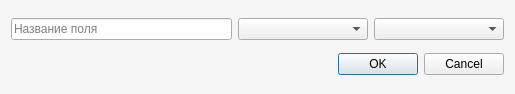
Before: the Qt Designer form ui/PFCreationWindow.ui in lelezard7/IESAA, drawn with Qt 5.
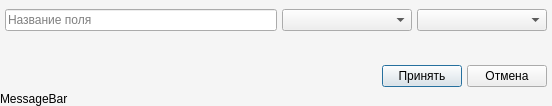
After: the same form once the commit is applied.

What changed in the file:
```diff
--- a/ui/PFCreationWindow.ui
+++ b/ui/PFCreationWindow.ui
@@ -6,8 +6,8 @@
    <rect>
     <x>0</x>
     <y>0</y>
-    <width>515</width>
-    <height>94</height>
+    <width>552</width>
+    <height>106</height>
    </rect>
   </property>
   <property name="windowTitle">
@@ -21,11 +21,74 @@
   <property name="modal">
    <bool>true</bool>
   </property>
+  <layout class="QVBoxLayout" name="verticalLayout_2">
+   <property name="spacing">
+    <number>0</number>
+   </property>
+   <property name="leftMargin">
+    <number>0</number>
+   </property>
+   <property name="topMargin">
+    <number>0</number>
+   </property>
+   <property name="rightMargin">
+    <number>0</number>
+   </property>
+   <property name="bottomMargin">
+    <number>0</number>
+   </property>
+   <item>
+    <layout class="QHBoxLayout" name="horizontalLayout_3">
+     <property name="spacing">
+      <number>5</number>
+     </property>
+     <property name="bottomMargin">
+      <number>5</number>
+     </property>
+     <item>
+      <spacer name="horizontalSpacer_2">
+       <property name="orientation">
+        <enum>Qt::Horizontal</enum>
+       </property>
+       <property name="sizeType">
+        <enum>QSizePolicy::Fixed</enum>
+       </property>
+       <property name="sizeHint" stdset="0">
+        <size>
+         <width>5</width>
+         <height>20</height>
+        </size>
+       </property>
+      </spacer>
+     </item>
+     <item>
   <layout class="QVBoxLayout" name="verticalLayout">
+       <item>
+        <spacer name="verticalSpacer">
+         <property name="orientation">
+          <enum>Qt::Vertical</enum>
+         </property>
+         <property name="sizeType">
+          <enum>QSizePolicy::Fixed</enum>
+         </property>
+         <property name="sizeHint" stdset="0">
+          <size>
+           <width>20</width>
+           <height>9</height>
+          </size>
+         </property>
+        </spacer>
+       </item>
    <item>
     <layout class="QHBoxLayout" name="horizontalLayout">
      <item>
-      <widget class="QLineEdit" name="lineEdit">
+          <widget class="QLineEdit" name="lineEdit_FieldName">
+           <property name="minimumSize">
+            <size>
+             <width>0</width>
+             <height>0</height>
+            </size>
+           </property>
        <property name="placeholderText">
         <string>Название поля</string>
        </property>
@@ -56,19 +119,86 @@
         </size>
        </property>
        <property name="placeholderText">
-        <string>Тип значения</string>
+            <string>Формат записи</string>
        </property>
       </widget>
      </item>
     </layout>
    </item>
    <item>
-    <widget class="QDialogButtonBox" name="buttonBox">
+        <spacer name="verticalSpacer_3">
      <property name="orientation">
+          <enum>Qt::Vertical</enum>
+         </property>
+         <property name="sizeHint" stdset="0">
+          <size>
+           <width>20</width>
+           <height>40</height>
+          </size>
+         </property>
+        </spacer>
+       </item>
+       <item>
+        <layout class="QHBoxLayout" name="horizontalLayout_2">
+         <item>
+          <spacer name="horizontalSpacer">
+           <property name="orientation">
       <enum>Qt::Horizontal</enum>
      </property>
-     <property name="standardButtons">
-      <set>QDialogButtonBox::Cancel|QDialogButtonBox::Ok</set>
+           <property name="sizeHint" stdset="0">
+            <size>
+             <width>40</width>
+             <height>20</height>
+            </size>
+           </property>
+          </spacer>
+         </item>
+         <item>
+          <widget class="QPushButton" name="pushButton_Apply">
+           <property name="text">
+            <string>Принять</string>
+           </property>
+           <property name="default">
+            <bool>true</bool>
+           </property>
+          </widget>
+         </item>
+         <item>
+          <widget class="QPushButton" name="pushButton_Cancel">
+           <property name="text">
+            <string>Отмена</string>
+           </property>
+          </widget>
+         </item>
+        </layout>
+       </item>
+      </layout>
+     </item>
+     <item>
+      <spacer name="horizontalSpacer_3">
+       <property name="orientation">
+        <enum>Qt::Horizontal</enum>
+       </property>
+       <property name="sizeType">
+        <enum>QSizePolicy::Fixed</enum>
+       </property>
+       <property name="sizeHint" stdset="0">
+        <size>
+         <width>5</width>
+         <height>20</height>
+        </size>
+       </property>
+      </spacer>
+     </item>
+    </layout>
+   </item>
+   <item>
+    <widget class="QLabel" name="label_MessageBar">
+     <property name="text">
+      <string>MessageBar</string>
+     </property>
+     <property name="wordWrap">
+      <bool>true</bool>
      </property>
     </widget>
    </item>
```
Left out of the diff: 39 changed lines with no effect on the pictures. Lines whose indentation alone changed are shown as unchanged.
